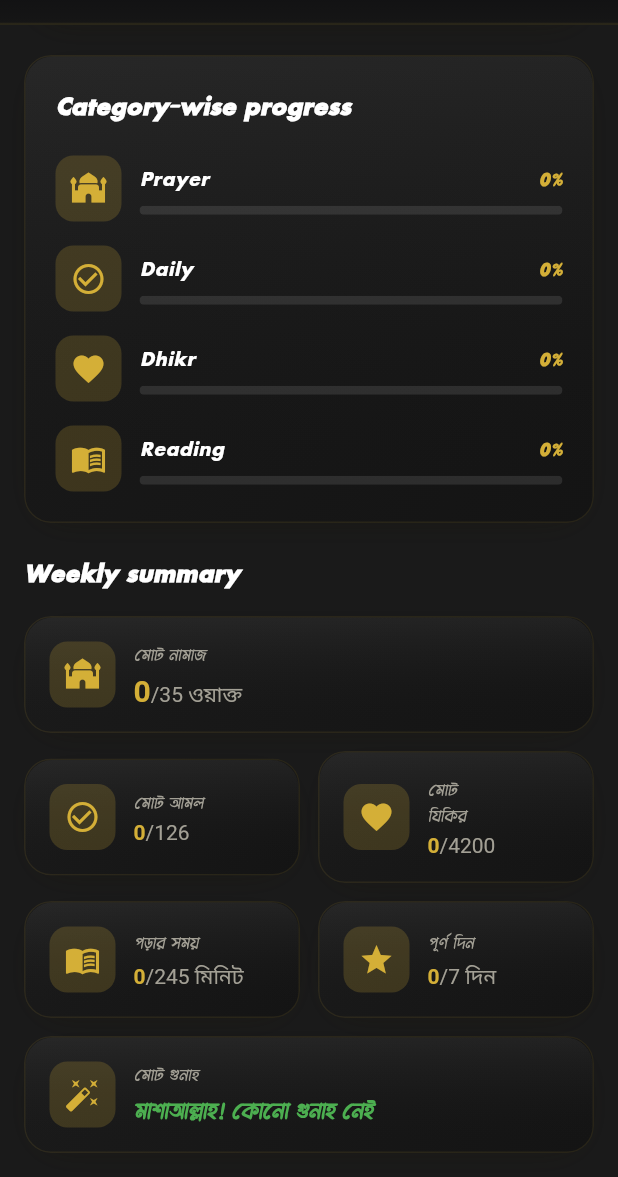
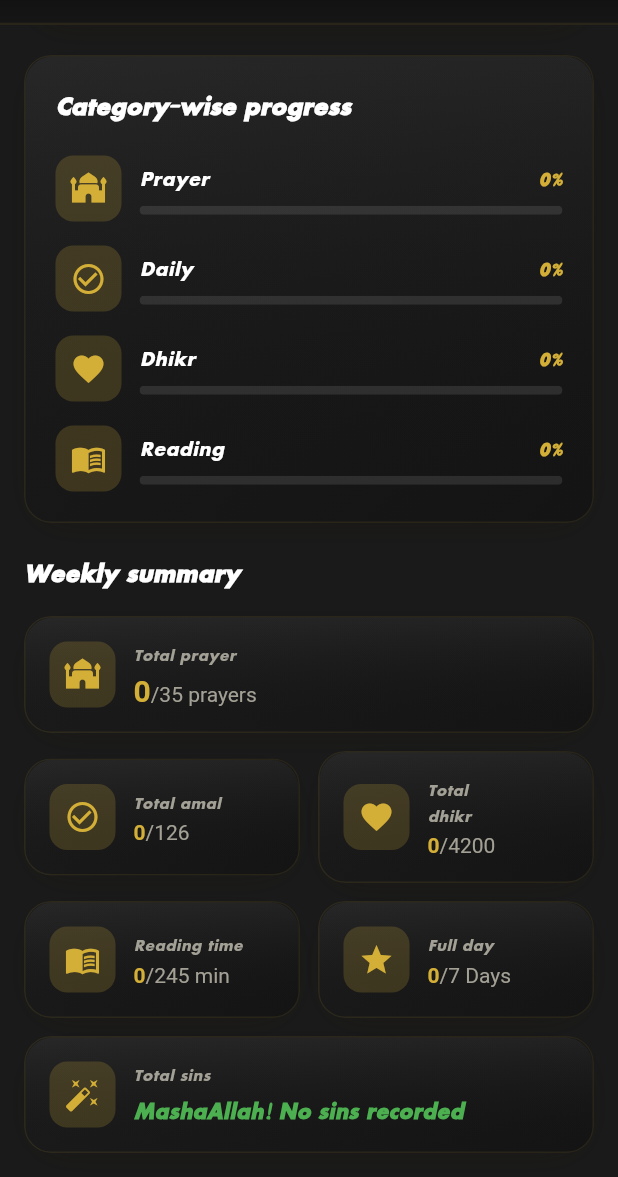
Before and after one commit to Arvi-Saleque/Islamic-Amal-Tracker, a Flutter app: the StatisticsScreen screen opened directly, scrolled down 658 dp, on a phone screen of 412 x 824 dp, the part 59-1236 px from its top. Run offline on Flutter 3.47's test engine with Material 3 defaults, Android fonts, the phone set to English and light mode, and no system bars; our stand-ins replace cloud_firestore, device_info_plus, easy_localization, firebase_auth, firebase_core, fl_chart and 11 more; missing offline and left inert: adhan_dart; accounts and stored records are empty; network calls fail.

Commit message:
Enhance localization for statistics and update workspace configuration
- Added new localized strings for prayer statistics and actions in Bengali and English translation files, improving user experience for speakers of both languages.
- Refactored QazaPrayerSection and WeeklySummarySection to utilize localized titles and messages, enhancing accessibility and clarity.
- Cleaned up workspace.xml by removing unnecessary change entries and streamlining project configuration.

```diff
--- a/assets/translations/bn.json
+++ b/assets/translations/bn.json
@@ -550,6 +550,24 @@
   "stats_day_before_yesterday": "পরশু",
   "stats_days_ago": "{days} দিন আগে",
   "stats_streak_threshold": "স্ট্রিক কাউন্টের জন্য কমপক্ষে 60%+ প্রোগ্রেস পূরণ করতে হবে",
+  "stats_total_amal": "মোট আমল",
+  "stats_total_dhikr": "মোট\nযিকির",
+  "stats_reading_time": "পড়ার সময়",
+  "stats_full_day": "পূর্ণ দিন",
+  "stats_total_prayer": "মোট নামাজ",
+  "stats_total_sins": "মোট গুনাহ",
+  "stats_on_time": "জামাতে/সময়মত",
+  "stats_late": "দেরীতে",
+  "stats_waqt": "ওয়াক্ত",
+  "stats_minutes": "মিনিট",
+  "stats_sin_count": "{count} টি গুনাহ",
+  "stats_qaza_pending_waqt": "বাকি: {count} ওয়াক্ত",
+  "prayer_fajr": "ফজর",
+  "prayer_dhuhr": "যোহর",
+  "prayer_asr": "আসর",
+  "prayer_maghrib": "মাগরিব",
+  "prayer_isha": "এশা",
+  "prayer_jumua": "জুম'আ",
   "sin_unknown": "অজানা গুনাহ",
 
   "home_location_enable_title": "লোকেশন চালু করুন",
--- a/assets/translations/en.json
+++ b/assets/translations/en.json
@@ -550,6 +550,24 @@
   "stats_day_before_yesterday": "Day before yesterday",
   "stats_days_ago": "{days} days ago",
   "stats_streak_threshold": "You need at least 60%+ progress for a day to count toward streaks",
+  "stats_total_amal": "Total amal",
+  "stats_total_dhikr": "Total\ndhikr",
+  "stats_reading_time": "Reading time",
+  "stats_full_day": "Full day",
+  "stats_total_prayer": "Total prayer",
+  "stats_total_sins": "Total sins",
+  "stats_on_time": "On time / Jamaat",
+  "stats_late": "Late",
+  "stats_waqt": "prayers",
+  "stats_minutes": "min",
+  "stats_sin_count": "{count} sins",
+  "stats_qaza_pending_waqt": "Pending: {count} prayers",
+  "prayer_fajr": "Fajr",
+  "prayer_dhuhr": "Dhuhr",
+  "prayer_asr": "Asr",
+  "prayer_maghrib": "Maghrib",
+  "prayer_isha": "Isha",
+  "prayer_jumua": "Jumu'ah",
   "sin_unknown": "Unknown sin",
 
   "home_location_enable_title": "Enable location",
--- a/lib/presentation/screens/statistics/widgets/weekly_summary_section.dart
+++ b/lib/presentation/screens/statistics/widgets/weekly_summary_section.dart
@@ -177,7 +177,7 @@ class _WeeklySummarySectionState extends ConsumerState<WeeklySummarySection> {
               child: _SummaryCard(
                 icon: Icons.check_circle_outline,
                 iconColor: primary,
-                title: 'মোট আমল',
+                title: 'stats_total_amal'.tr(),
                 value: totalAmal.toString(),
                 subtitle: '/${maxAmal.toString()}',
               ),
@@ -187,7 +187,7 @@ class _WeeklySummarySectionState extends ConsumerState<WeeklySummarySection> {
               child: _SummaryCard(
                 icon: Icons.favorite,
                 iconColor: primary,
-                title: 'মোট\nযিকির',
+                title: 'stats_total_dhikr'.tr(),
                 value: totalDhikr.toString(),
                 subtitle: '/${maxDhikr.toString()}',
               ),
@@ -201,9 +201,9 @@ class _WeeklySummarySectionState extends ConsumerState<WeeklySummarySection> {
               child: _SummaryCard(
                 icon: Icons.menu_book,
                 iconColor: primary,
-                title: 'পড়ার সময়',
+                title: 'stats_reading_time'.tr(),
                 value: totalReadingMinutes.toString(),
-                subtitle: '/${maxReadingMinutes.toString()} মিনিট',
+                subtitle: '/${maxReadingMinutes.toString()} ${'stats_minutes'.tr()}',
               ),
             ),
             const SizedBox(width: 12),
@@ -212,9 +212,9 @@ class _WeeklySummarySectionState extends ConsumerState<WeeklySummarySection> {
               child: _SummaryCard(
                 icon: Icons.star,
                 iconColor: primary,
-                title: 'পূর্ণ দিন',
+                title: 'stats_full_day'.tr(),
                 value: perfectDays.toString(),
-                subtitle: '/${totalDays.toString()} দিন',
+                subtitle: '/${totalDays.toString()} ${'stats_days'.tr()}',
               ),
             ),
           ],
@@ -354,7 +354,7 @@ class _SinCountCard extends StatelessWidget {
               crossAxisAlignment: CrossAxisAlignment.start,
               children: [
                 Text(
-                  'মোট গুনাহ',
+                  'stats_total_sins'.tr(),
                   style: TextStyle(
                     color: bulletTextColor,
                     fontSize: 12,
@@ -363,8 +363,8 @@ class _SinCountCard extends StatelessWidget {
                 const SizedBox(height: 4),
                 Text(
                   sinCount == 0
-                      ? 'মাশাআল্লাহ! কোনো গুনাহ নেই'
-                      : '$sinCount টি গুনাহ',
+                      ? 'stats_mashallah_no_sin'.tr()
+                      : 'stats_sin_count'.tr(namedArgs: {'count': sinCount.toString()}),
                   style: TextStyle(
                     color: sinCount == 0
                         ? const Color(0xFF4CAF50)
@@ -434,7 +434,7 @@ class _PrayerDetailCard extends StatelessWidget {
                   crossAxisAlignment: CrossAxisAlignment.start,
                   children: [
                     Text(
-                      'মোট নামাজ',
+                      'stats_total_prayer'.tr(),
                       style: TextStyle(
                         color: bulletTextColor,
                         fontSize: 12,
@@ -453,7 +453,7 @@ class _PrayerDetailCard extends StatelessWidget {
                             ),
                           ),
                           TextSpan(
-                            text: '/${maxPrayers.toString()} ওয়াক্ত',
+                            text: '/${maxPrayers.toString()} ${'stats_waqt'.tr()}',
                             style: TextStyle(
                               color: bulletTextColor,
                               fontSize: 14,
@@ -501,14 +501,14 @@ class _PrayerDetailCard extends StatelessWidget {
                             crossAxisAlignment: CrossAxisAlignment.start,
                             children: [
                               Text(
-                                'জামাতে/সময়মত',
+                                'stats_on_time'.tr(),
                                 style: TextStyle(
                                   color: bulletTextColor,
                                   fontSize: 10,
                                 ),
                               ),
                               Text(
-                                '$jamaatPrayers ওয়াক্ত',
+                                '$jamaatPrayers ${'stats_waqt'.tr()}',
                                 style: TextStyle(
                                   color: Theme.of(context).colorScheme.primary,
                                   fontSize: 14,
@@ -538,14 +538,14 @@ class _PrayerDetailCard extends StatelessWidget {
                             crossAxisAlignment: CrossAxisAlignment.end,
                             children: [
                               Text(
-                                'দেরীতে',
+                                'stats_late'.tr(),
                                 style: TextStyle(
                                   color: bulletTextColor,
                                   fontSize: 10,
                                 ),
                               ),
                               Text(
-                                '$delayedPrayers ওয়াক্ত',
+                                '$delayedPrayers ${'stats_waqt'.tr()}',
                                 style: TextStyle(
                                   color: Theme.of(context).colorScheme.primary,
                                   fontSize: 14,
```
Also changed, not shown: lib/presentation/screens/statistics/widgets/qaza_prayer_section.dart (+34 -36 lines).
